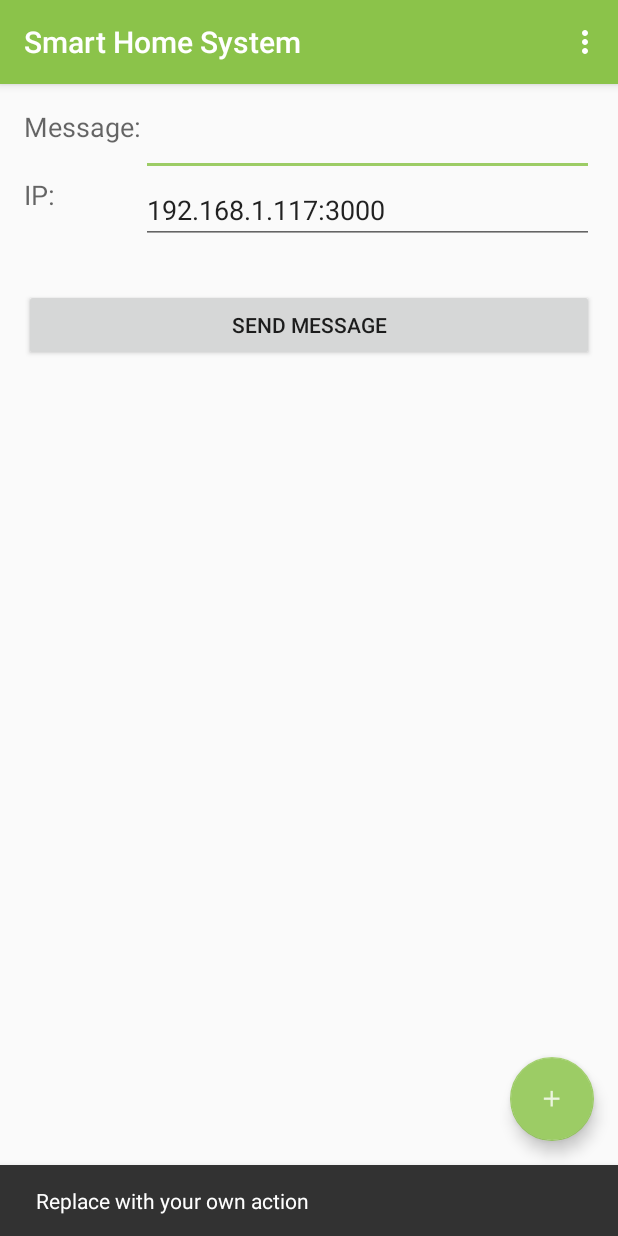
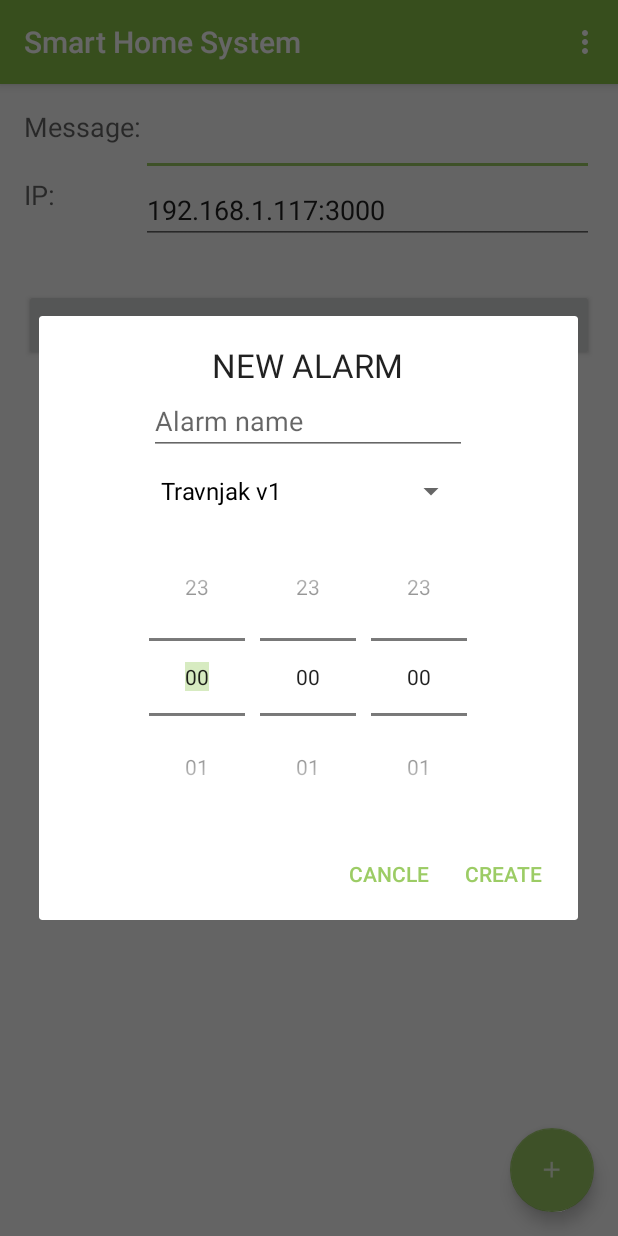
Before and after one commit to mateorotim/SmartHomeSystem, an Android app: the screen it shows after launch (MainActivity), after a tap on an icon or button, on a phone screen of 412 x 824 dp. Run offline under Robolectric (Android 15) with nearby library versions, the phone set to English and light mode, and no system bars; libraries missing offline, so code that uses them is left out: com.loopj.android, cz.msebera.android; 1 statement that could not run was skipped.

Commit message:
Added dialog for creating alarm when pressed on floating action button, created custom layout for that dialog, added sending encrypted json string when pressed on positive button of dialog.

```diff
--- a/app/src/main/AndroidManifest.xml
+++ b/app/src/main/AndroidManifest.xml
@@ -1,7 +1,7 @@
 <?xml version="1.0" encoding="utf-8"?>
 <manifest xmlns:android="http://schemas.android.com/apk/res/android"
     package="com.example.lichedy.smarthomesystem">
-
+    <uses-permission android:name="android.permission.INTERNET" />
     <application
         android:allowBackup="true"
         android:icon="@mipmap/ic_launcher"
--- a/app/src/main/java/com/example/lichedy/smarthomesystem/MainActivity.java
+++ b/app/src/main/java/com/example/lichedy/smarthomesystem/MainActivity.java
@@ -1,17 +1,28 @@
 package com.example.lichedy.smarthomesystem;
 
+import android.app.Activity;
+import android.content.DialogInterface;
+import android.content.SharedPreferences;
 import android.os.Bundle;
 import android.preference.PreferenceManager;
 import android.support.design.widget.FloatingActionButton;
 import android.support.design.widget.Snackbar;
+import android.support.v7.app.AlertDialog;
 import android.support.v7.app.AppCompatActivity;
+import android.support.v7.view.ContextThemeWrapper;
+import android.support.v7.widget.SearchView;
 import android.support.v7.widget.Toolbar;
+import android.view.LayoutInflater;
 import android.view.View;
 import android.view.Menu;
 import android.view.MenuItem;
 import android.view.inputmethod.InputMethodManager;
+import android.widget.ArrayAdapter;
 import android.widget.Button;
 import android.widget.EditText;
+import android.widget.NumberPicker;
+import android.widget.Spinner;
+import android.widget.TextView;
 import android.widget.Toast;
 
 import com.google.gson.Gson;
@@ -24,7 +35,10 @@ import cz.msebera.android.httpclient.Header;
 import cz.msebera.android.httpclient.entity.StringEntity;
 
 public class MainActivity extends AppCompatActivity {
-    String ipAdress="192.168.1.117:3000";
+    String ipAdress;
+    int counter = 0;
+    Spinner vSpinner;
+
 
     @Override
     protected void onCreate(Bundle savedInstanceState) {
@@ -33,18 +47,13 @@ public class MainActivity extends AppCompatActivity {
         Toolbar toolbar = (Toolbar) findViewById(R.id.toolbar);
         setSupportActionBar(toolbar);
 
-        FloatingActionButton fab = (FloatingActionButton) findViewById(R.id.fab);
-        fab.setOnClickListener(new View.OnClickListener() {
-            @Override
-            public void onClick(View view) {
-                Snackbar.make(view, "Replace with your own action", Snackbar.LENGTH_LONG)
-                        .setAction("Action", null).show();
-            }
-        });
+        ipAdress = PreferenceManager.getDefaultSharedPreferences(getApplicationContext()).getString("ip adress", "192.168.1.117:3000");
 
-        ipAdress = PreferenceManager.getDefaultSharedPreferences(getApplicationContext()).getString("ip adress", "192.168.1.117:3000");
+        final SharedPreferences counterPreference = getSharedPreferences("counter number", Activity.MODE_PRIVATE);
+
         final EditText messageBox = (EditText)findViewById(R.id.messageBox);
         final EditText ipBox = (EditText)findViewById(R.id.ipBox);
+        assert ipBox != null;
         ipBox.setText(ipAdress);
         Button sendMsg = (Button)findViewById(R.id.button);
 
@@ -59,6 +68,11 @@ public class MainActivity extends AppCompatActivity {
                     System.out.println("input=" + input);
                     String decrypted = decrypt(message,iv);
                     Toast.makeText(getApplicationContext(),decrypted,Toast.LENGTH_SHORT).show();
+                    if(decrypted == "OK"){
+                        SharedPreferences.Editor editor = counterPreference.edit();
+                        editor.putInt("counter number", counter+1);
+                        editor.commit();
+                    }
                 } catch (UnsupportedEncodingException e) {
                     e.printStackTrace();
                 } catch (Exception e) {
@@ -85,6 +99,8 @@ public class MainActivity extends AppCompatActivity {
             }
         };
 
+        //////////////THIS IS ONLY FOR TEST PURPOSES/////////////////
+        assert sendMsg != null;
         sendMsg.setOnClickListener(new View.OnClickListener() {
             @Override
             public void onClick(View v) {
@@ -101,14 +117,96 @@ public class MainActivity extends AppCompatActivity {
                 }
             }
         });
+        ///////////////////////////////////////////////////////////
 
-        try {
-            String crypted = encrypt("stipe");
-            StringEntity sEntity = new StringEntity(crypted,"UTF-8");
-            client.post(ipAdress,response,sEntity);
-        } catch (Exception e) {
-            e.printStackTrace();
-        }
+        final AlertDialog.Builder builder = new AlertDialog.Builder(new ContextThemeWrapper(this,R.style.AppTheme_Dialog));
+        LayoutInflater inflater = getLayoutInflater();
+        final View dialogView = inflater.inflate(R.layout.create_alarm_dialog,null);
+        final AlertDialog alarmDialog = builder.create();
+
+
+        alarmDialog.setView(dialogView);
+        alarmDialog.setContentView(R.layout.content_main);
+
+        final ArrayAdapter<CharSequence> valveAdapter = ArrayAdapter.createFromResource(this, R.array.valves, R.layout.support_simple_spinner_dropdown_item);
+        valveAdapter.setDropDownViewResource(R.layout.support_simple_spinner_dropdown_item);
+
+        vSpinner = (Spinner)dialogView.findViewById(R.id.valveSpinner);
+        vSpinner.setAdapter(valveAdapter);
+
+        final TextView alarmName = (TextView)dialogView.findViewById(R.id.alarmNameBox);
+
+        final NumberPicker npHour = (NumberPicker)dialogView.findViewById(R.id.hourNP);
+        final NumberPicker npMinute = (NumberPicker)dialogView.findViewById(R.id.minuteNP);
+        final NumberPicker npDuration = (NumberPicker)dialogView.findViewById(R.id.durationNP);
+        npHour.setMaxValue(23);
+        npHour.setMinValue(0);
+        npMinute.setMaxValue(23);
+        npMinute.setMinValue(0);
+        npDuration.setMaxValue(23);
+        npDuration.setMinValue(0);
+
+        NumberPicker.Formatter nf = new NumberPicker.Formatter() {
+            @Override
+            public String format(int value) {
+                return String.format("%02d", value);
+            }
+        };
+        npHour.setFormatter(nf);
+        npMinute.setFormatter(nf);
+        npDuration.setFormatter(nf);
+
+        alarmDialog.setButton(DialogInterface.BUTTON_POSITIVE, "Create", new DialogInterface.OnClickListener() {
+            @Override
+            public void onClick(DialogInterface dialog, int which) {
+
+
+                Message alarm = new Message();
+                alarm.command = "1";
+                alarm.device = "";
+                alarm.counter = counterPreference.getInt("counter number", -1);
+                alarm.timer.name = alarmName.getText().toString();
+                alarm.timer.device = vSpinner.getSelectedItem().toString();
+                alarm.timer.startTime = calculateStartTime(npHour.getValue(),npMinute.getValue());
+                alarm.timer.endTime = calculateEndTime(npHour.getValue(),npMinute.getValue(),npDuration.getValue());
+                alarm.timer.active = true;
+                alarm.timer.enabled = true;
+
+                try {
+                    String encrypted = encrypt(jsonStringify(alarm));
+                    StringEntity sEntity = new StringEntity(encrypted,"UTF-8");
+                    client.post(ipAdress,response,sEntity);
+
+                } catch (Exception e) {
+                    e.printStackTrace();
+                }
+
+            }
+        });
+
+        alarmDialog.setButton(DialogInterface.BUTTON_NEGATIVE, "Cancle", new DialogInterface.OnClickListener() {
+            @Override
+            public void onClick(DialogInterface dialog, int which) {
+
+            }
+        });
+
+
+
+
+
+
+        FloatingActionButton fab = (FloatingActionButton) findViewById(R.id.fab);
+        assert fab != null;
+        fab.setOnClickListener(new View.OnClickListener() {
+            @Override
+            public void onClick(View view) {
+
+                alarmDialog.show();
+
+                //Snackbar.make(view, "Replace with your own action", Snackbar.LENGTH_LONG).setAction("Action", null).show();
+            }
+        });
     }
 
     @Override
@@ -162,7 +260,7 @@ public class MainActivity extends AppCompatActivity {
         System.out.println("key=" + key);
         String output = _crypt.encrypt(message, key,iv); //decrypt
         System.out.println("iv=" + iv);
-        System.out.println("rest" + output);
+        System.out.println("message " + output);
         return iv + output;
     }
 
@@ -195,4 +293,12 @@ public class MainActivity extends AppCompatActivity {
             super();
         }
     }
+
+    public int calculateStartTime(int hours, int minutes){
+        return hours * 60 * 60 + minutes * 60;
+    }
+
+    public int calculateEndTime(int hours, int minutes, int duration){
+        return hours * 60 * 60 + minutes * 60 + duration * 60;
+    }
 }
--- /dev/null
+++ b/app/src/main/res/layout/create_alarm_dialog.xml
@@ -0,0 +1,64 @@
+<?xml version="1.0" encoding="utf-8"?>
+<RelativeLayout xmlns:android="http://schemas.android.com/apk/res/android"
+    android:orientation="vertical" android:layout_width="match_parent"
+    android:layout_height="match_parent">
+
+    <NumberPicker
+        android:layout_width="wrap_content"
+        android:layout_height="wrap_content"
+        android:id="@+id/hourNP"
+        android:layout_alignTop="@+id/minuteNP"
+        android:layout_toLeftOf="@+id/minuteNP"
+        android:layout_toStartOf="@+id/minuteNP"
+        android:focusable="false" />
+
+    <NumberPicker
+        android:layout_width="wrap_content"
+        android:layout_height="wrap_content"
+        android:id="@+id/minuteNP"
+        android:layout_marginTop="15dp"
+        android:layout_below="@+id/valveSpinner"
+        android:layout_centerHorizontal="true"
+        android:layout_margin="10dp" />
+
+    <NumberPicker
+        android:layout_width="wrap_content"
+        android:layout_height="wrap_content"
+        android:id="@+id/durationNP"
+        android:layout_alignTop="@+id/minuteNP"
+        android:layout_toRightOf="@+id/minuteNP"
+        android:layout_toEndOf="@+id/minuteNP" />
+
+    <EditText
+        android:layout_width="wrap_content"
+        android:layout_height="wrap_content"
+        android:id="@+id/alarmNameBox"
+        android:hint="Alarm name"
+        android:inputType="text"
+        android:layout_below="@+id/textView2"
+        android:layout_alignLeft="@+id/hourNP"
+        android:layout_alignStart="@+id/hourNP"
+        android:layout_alignRight="@+id/durationNP"
+        android:layout_alignEnd="@+id/durationNP" />
+
+    <TextView
+        android:layout_width="wrap_content"
+        android:layout_height="wrap_content"
+        android:textAppearance="?android:attr/textAppearanceLarge"
+        android:text="NEW ALARM"
+        android:id="@+id/textView2"
+        android:layout_marginTop="18dp"
+        android:layout_alignParentTop="true"
+        android:layout_centerHorizontal="true" />
+
+    <Spinner
+        android:layout_width="wrap_content"
+        android:layout_height="wrap_content"
+        android:id="@+id/valveSpinner"
+        android:layout_below="@+id/alarmNameBox"
+        android:layout_alignLeft="@+id/alarmNameBox"
+        android:layout_alignStart="@+id/alarmNameBox"
+        android:layout_alignRight="@+id/alarmNameBox"
+        android:layout_alignEnd="@+id/alarmNameBox" />
+
+</RelativeLayout>
--- a/app/src/main/res/values/strings.xml
+++ b/app/src/main/res/values/strings.xml
@@ -1,4 +1,11 @@
 <resources>
     <string name="app_name">Smart Home System</string>
     <string name="action_settings">Settings</string>
+    <string-array name="valves">
+        <item>Travnjak v1</item>
+        <item>Travnjak v2</item>
+        <item>Zid v1</item>
+        <item>Zid v2</item>
+        <item>Plastenik v1</item>
+    </string-array>
 </resources>
--- a/app/src/main/res/values/styles.xml
+++ b/app/src/main/res/values/styles.xml
@@ -13,6 +13,9 @@
         <item name="windowNoTitle">true</item>
     </style>
 
+    <style name="AppTheme.Dialog" parent="AppTheme.Dialog">
+    </style>
+
     <style name="AppTheme.AppBarOverlay" parent="ThemeOverlay.AppCompat.Dark.ActionBar" />
 
     <style name="AppTheme.PopupOverlay" parent="ThemeOverlay.AppCompat.Light" />
```
